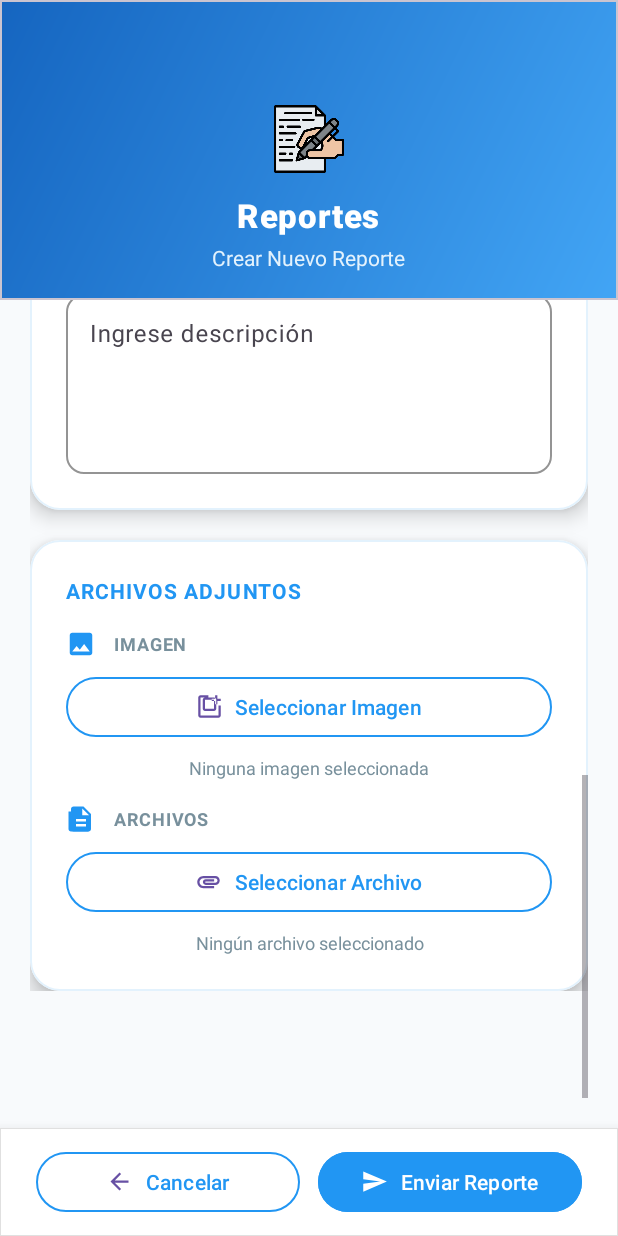
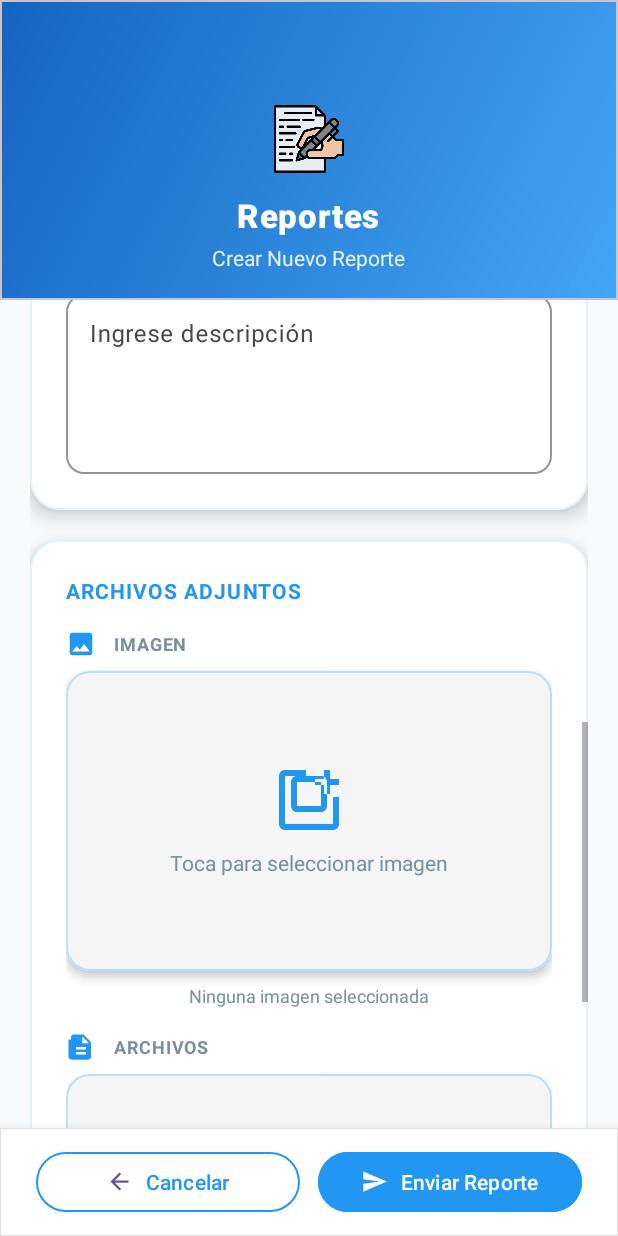
Before and after one commit to sebastianCotaz12/AndroidFinal, an Android app: the layout activity_form_reportes.xml on its own in the app's theme, with its tools: preview values and no code run, scrolled down 772 dp, on a phone screen of 412 x 824 dp. Run offline under Robolectric (Android 15) with nearby library versions, the phone set to English and light mode, and no system bars.

Commit message:
Reportes imagen

```diff
--- a/app/src/main/java/com/example/myapplication/api/ApiService.java
+++ b/app/src/main/java/com/example/myapplication/api/ApiService.java
@@ -46,9 +46,6 @@ public interface ApiService {
 
 
 
-    // Reportes (sin archivos, solo texto)
-    @POST("crearReporte")
-    Call<ApiResponse<Crear_reportes>> crearReporte(@Body Crear_reportes reporte);
 
     // Reportes (con archivos: imagen/documento)
     @Multipart
--- a/app/src/main/res/layout/activity_form_reportes.xml
+++ b/app/src/main/res/layout/activity_form_reportes.xml
@@ -146,7 +146,6 @@
                             </com.google.android.material.textfield.TextInputLayout>
                         </LinearLayout>
                     </LinearLayout>
-
 
                     <!-- Cargo -->
                     <LinearLayout
@@ -555,24 +554,64 @@
                                 android:letterSpacing="0.05" />
                         </LinearLayout>
 
-                        <com.google.android.material.button.MaterialButton
-                            android:id="@+id/btnSeleccionarImagen"
+                        <!-- Área de carga de imagen (como en eventos) -->
+                        <com.google.android.material.card.MaterialCardView
+                            android:id="@+id/cardImagen"
                             android:layout_width="match_parent"
+                            android:layout_height="200dp"
+                            app:cardCornerRadius="16dp"
+                            app:cardElevation="4dp"
+                            app:strokeColor="#BBDEFB"
+                            app:strokeWidth="1dp"
+                            android:clickable="true"
+                            android:focusable="true"
+                            android:foreground="?android:attr/selectableItemBackground">
+
+                            <LinearLayout
+                                android:layout_width="match_parent"
+                                android:layout_height="match_parent"
+                                android:orientation="vertical"
+                                android:gravity="center"
+                                android:background="#F5F5F5">
+
+                                <ImageView
+                                    android:id="@+id/ivPreviewImagen"
+                                    android:layout_width="match_parent"
+                                    android:layout_height="match_parent"
+                                    android:scaleType="centerCrop"
+                                    android:visibility="gone" />
+
+                                <LinearLayout
+                                    android:id="@+id/llPlaceholderImagen"
+                                    android:layout_width="wrap_content"
+                                    android:layout_height="wrap_content"
+                                    android:orientation="vertical"
+                                    android:gravity="center"
+                                    android:visibility="visible">
+
+                                    <ImageView
+                                        android:layout_width="48dp"
                                         android:layout_height="48dp"
-                            android:text="Seleccionar Imagen"
-                            android:textColor="#2196F3"
-                            android:textSize="14sp"
-                            app:icon="@drawable/ic_add_photo"
-                            app:iconGravity="textStart"
-                            app:iconPadding="8dp"
-                            app:cornerRadius="24dp"
-                            app:strokeColor="#2196F3"
-                            app:strokeWidth="1dp"
-                            android:backgroundTint="@android:color/transparent"
-                            style="@style/Widget.Material3.Button.OutlinedButton" />
+                                        android:src="@drawable/ic_add_photo"
+                                        android:tint="#2196F3"
+                                        android:contentDescription="Seleccionar imagen" />
 
                                     <TextView
                                         android:id="@+id/tvImagenSeleccionada"
+                                        android:layout_width="wrap_content"
+                                        android:layout_height="wrap_content"
+                                        android:text="Toca para seleccionar imagen"
+                                        android:textColor="#78909C"
+                                        android:textSize="14sp"
+                                        android:layout_marginTop="8dp" />
+                                </LinearLayout>
+
+                            </LinearLayout>
+                        </com.google.android.material.card.MaterialCardView>
+
+                        <!-- Información de la imagen seleccionada -->
+                        <TextView
+                            android:id="@+id/tvInfoImagen"
                             android:layout_width="match_parent"
                             android:layout_height="wrap_content"
                             android:text="Ninguna imagen seleccionada"
@@ -612,31 +651,60 @@
                                 android:letterSpacing="0.05" />
                         </LinearLayout>
 
-                        <com.google.android.material.button.MaterialButton
-                            android:id="@+id/btnSeleccionarArchivo"
+                        <!-- Área de carga de archivo -->
+                        <com.google.android.material.card.MaterialCardView
+                            android:id="@+id/cardArchivo"
                             android:layout_width="match_parent"
+                            android:layout_height="120dp"
+                            app:cardCornerRadius="16dp"
+                            app:cardElevation="4dp"
+                            app:strokeColor="#BBDEFB"
+                            app:strokeWidth="1dp"
+                            android:clickable="true"
+                            android:focusable="true"
+                            android:foreground="?android:attr/selectableItemBackground">
+
+                            <LinearLayout
+                                android:layout_width="match_parent"
+                                android:layout_height="match_parent"
+                                android:orientation="vertical"
+                                android:gravity="center"
+                                android:background="#F5F5F5"
+                                android:padding="16dp">
+
+                                <ImageView
+                                    android:layout_width="48dp"
                                     android:layout_height="48dp"
-                            android:text="Seleccionar Archivo"
-                            android:textColor="#2196F3"
-                            android:textSize="14sp"
-                            app:icon="@drawable/ic_attachment"
-                            app:iconGravity="textStart"
-                            app:iconPadding="8dp"
-                            app:cornerRadius="24dp"
-                            app:strokeColor="#2196F3"
-                            app:strokeWidth="1dp"
-                            android:backgroundTint="@android:color/transparent"
-                            style="@style/Widget.Material3.Button.OutlinedButton" />
+                                    android:src="@drawable/ic_attachment"
+                                    android:tint="#2196F3"
+                                    android:contentDescription="Seleccionar archivo" />
 
                                 <TextView
                                     android:id="@+id/tvArchivoSeleccionado"
                                     android:layout_width="match_parent"
                                     android:layout_height="wrap_content"
-                            android:text="Ningún archivo seleccionado"
+                                    android:text="Toca para seleccionar archivo"
                                     android:textColor="#78909C"
-                            android:textSize="12sp"
+                                    android:textSize="14sp"
                                     android:layout_marginTop="8dp"
-                            android:gravity="center" />
+                                    android:gravity="center"
+                                    android:maxLines="2"
+                                    android:ellipsize="middle" />
+
+                                <!-- Información detallada del archivo -->
+                                <TextView
+                                    android:id="@+id/tvInfoArchivo"
+                                    android:layout_width="match_parent"
+                                    android:layout_height="wrap_content"
+                                    android:text=""
+                                    android:textColor="#78909C"
+                                    android:textSize="10sp"
+                                    android:layout_marginTop="4dp"
+                                    android:gravity="center"
+                                    android:visibility="gone" />
+                            </LinearLayout>
+                        </com.google.android.material.card.MaterialCardView>
+
                     </LinearLayout>
 
                 </LinearLayout>
```
Also changed, not shown: app/src/main/java/com/example/myapplication/controller/Adapter_reportes.java (+55 -30 lines), app/src/main/java/com/example/myapplication/controller/Detalles_reportes.java (+58 -31 lines), app/src/main/java/com/example/myapplication/controller/Form_reportes.java (+75 -10 lines). Lines whose indentation alone changed are shown as unchanged.
